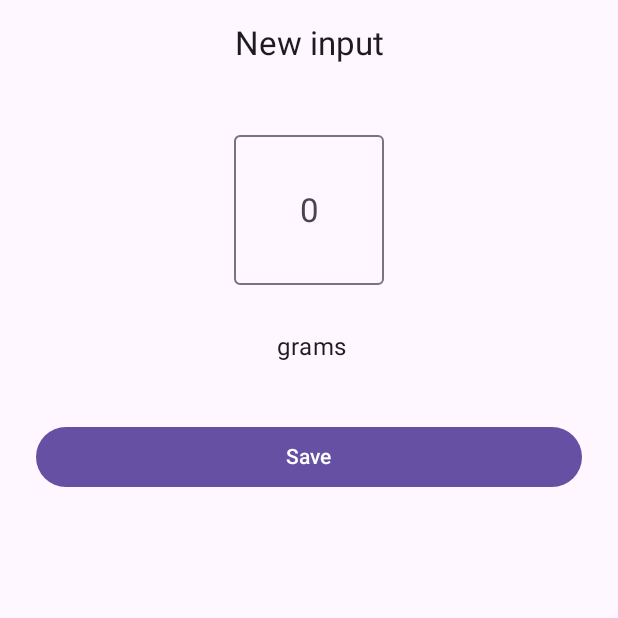
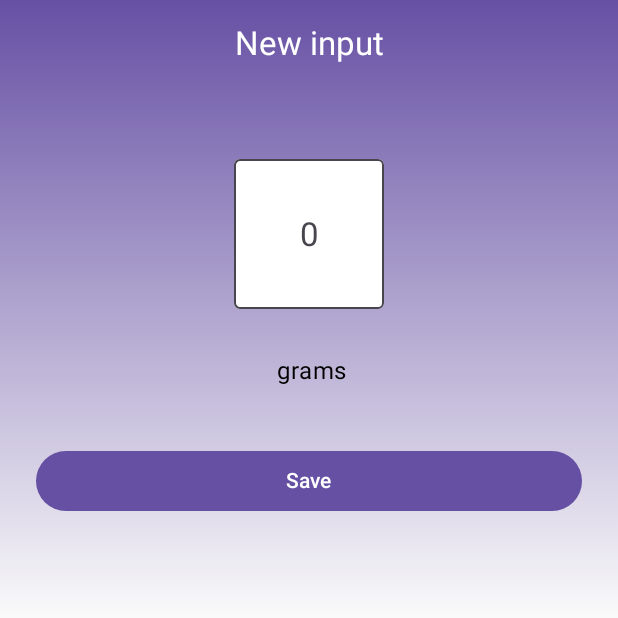
Before and after one commit to stacyjacks/ProCo, an Android app built with Jetpack Compose: the screen it shows after launch (MainActivity), after a tap on "New input", on a phone screen of 412 x 824 dp, the top half of it. Run offline under Robolectric (Android 15) with nearby library versions, the phone set to English and light mode, and no system bars; our stand-ins replace Dagger/Hilt's generated code, Room's generated code; 7 statements that could not run were skipped.

Commit message:
App appearance improvements.

```diff
--- a/app/src/main/java/kurmakaeva/anastasia/proco/MainActivity.kt
+++ b/app/src/main/java/kurmakaeva/anastasia/proco/MainActivity.kt
@@ -3,14 +3,15 @@ package kurmakaeva.anastasia.proco
 import android.os.Bundle
 import androidx.activity.ComponentActivity
 import androidx.activity.compose.setContent
+import androidx.compose.foundation.background
+import androidx.compose.foundation.layout.Box
 import androidx.compose.foundation.layout.fillMaxSize
-import androidx.compose.material3.MaterialTheme
-import androidx.compose.material3.Surface
 import androidx.compose.ui.Modifier
 import androidx.navigation.compose.rememberNavController
 import dagger.hilt.android.AndroidEntryPoint
 import kurmakaeva.anastasia.ui.navigation.ProCoNavHost
 import kurmakaeva.anastasia.ui.theme.ProCoTheme
+import kurmakaeva.anastasia.ui.theme.themeGradient
 
 @AndroidEntryPoint
 class MainActivity : ComponentActivity() {
@@ -18,9 +19,10 @@ class MainActivity : ComponentActivity() {
         super.onCreate(savedInstanceState)
         setContent {
             ProCoTheme {
-                Surface(
-                    modifier = Modifier.fillMaxSize(),
-                    color = MaterialTheme.colorScheme.background
+                Box(
+                    modifier = Modifier
+                        .fillMaxSize()
+                        .background(themeGradient)
                 ) {
                     ProCoNavHost(navController = rememberNavController())
                 }
--- a/ui/src/main/java/kurmakaeva/anastasia/ui/AddScreen.kt
+++ b/ui/src/main/java/kurmakaeva/anastasia/ui/AddScreen.kt
@@ -1,5 +1,6 @@
 package kurmakaeva.anastasia.ui
 
+import androidx.compose.foundation.background
 import androidx.compose.foundation.layout.Column
 import androidx.compose.foundation.layout.fillMaxSize
 import androidx.compose.foundation.layout.fillMaxWidth
@@ -11,9 +12,11 @@ import androidx.compose.material3.Button
 import androidx.compose.material3.OutlinedTextField
 import androidx.compose.material3.Text
 import androidx.compose.material3.TextField
+import androidx.compose.material3.TextFieldDefaults
 import androidx.compose.runtime.Composable
 import androidx.compose.ui.Alignment
 import androidx.compose.ui.Modifier
+import androidx.compose.ui.graphics.Color
 import androidx.compose.ui.res.stringResource
 import androidx.compose.ui.text.input.KeyboardCapitalization
 import androidx.compose.ui.text.input.KeyboardType
@@ -110,20 +113,25 @@ fun AddGramsContainer(
             modifier = Modifier
                 .padding(top = 32.dp, bottom = 16.dp)
                 .width(100.dp)
-                .height(100.dp),
+                .height(100.dp)
+                .background(Color.Transparent),
             placeholder = {
                 Text(
                     text = "0",
                     modifier = Modifier
                         .fillMaxWidth()
                         .align(Alignment.CenterHorizontally),
-                    style = Typography.titleLarge
+                    style = Typography.titleMedium
                 )
             },
             singleLine = true,
             textStyle = Typography.titleLarge,
             keyboardOptions = KeyboardOptions.Default.copy(
                 keyboardType = KeyboardType.Number
+            ),
+            colors = TextFieldDefaults.colors(
+                focusedContainerColor = Color.White,
+                unfocusedContainerColor = Color.White
             )
         )
 
@@ -156,6 +164,10 @@ fun AddNameContainer(
         textStyle = Typography.bodyLarge,
         keyboardOptions = KeyboardOptions.Default.copy(
             capitalization = KeyboardCapitalization.Sentences
+        ),
+        colors = TextFieldDefaults.colors(
+            focusedContainerColor = Color.Transparent,
+            unfocusedContainerColor = Color.Transparent,
         )
     )
 }
--- a/ui/src/main/java/kurmakaeva/anastasia/ui/DashboardScreen.kt
+++ b/ui/src/main/java/kurmakaeva/anastasia/ui/DashboardScreen.kt
@@ -3,7 +3,6 @@ package kurmakaeva.anastasia.ui
 import androidx.compose.foundation.ExperimentalFoundationApi
 import androidx.compose.foundation.clickable
 import androidx.compose.foundation.combinedClickable
-import androidx.compose.foundation.interaction.MutableInteractionSource
 import androidx.compose.foundation.layout.Column
 import androidx.compose.foundation.layout.padding
 import androidx.compose.foundation.lazy.grid.GridCells
@@ -69,7 +68,10 @@ fun DashboardScreen(
                     ),
                     onClick = { onClickProgress() }
                 )
-                LazyVerticalGrid(columns = GridCells.Fixed(4)) {
+                LazyVerticalGrid(
+                    columns = GridCells.Fixed(4),
+                    modifier = Modifier.padding(vertical = 16.dp)
+                ) {
                     items(viewModel.input.size) { index ->
                         Text(
                             text = viewModel.input[index].input.toString(),
--- a/ui/src/main/java/kurmakaeva/anastasia/ui/SavedItemsScreen.kt
+++ b/ui/src/main/java/kurmakaeva/anastasia/ui/SavedItemsScreen.kt
@@ -14,11 +14,11 @@ import androidx.compose.foundation.lazy.rememberLazyListState
 import androidx.compose.material.icons.Icons
 import androidx.compose.material.icons.filled.Add
 import androidx.compose.material3.Icon
-import androidx.compose.material3.MaterialTheme
 import androidx.compose.material3.Scaffold
 import androidx.compose.material3.Text
 import androidx.compose.runtime.Composable
 import androidx.compose.ui.Modifier
+import androidx.compose.ui.graphics.Color
 import androidx.compose.ui.res.stringResource
 import androidx.compose.ui.unit.dp
 import androidx.hilt.navigation.compose.hiltViewModel
@@ -84,7 +84,6 @@ fun SavedList(list: List<SavedEntity>, viewModel: SavedItemsViewModel, paddingVa
             ) {
                 Column(modifier = Modifier
                     .fillMaxWidth()
-                    .background(MaterialTheme.colorScheme.background)
                     .padding(24.dp)
                 ) {
                     Row(
@@ -105,6 +104,7 @@ fun SavedList(list: List<SavedEntity>, viewModel: SavedItemsViewModel, paddingVa
                             imageVector = Icons.Default.Add,
                             contentDescription = stringResource(id = R.string.add),
                             modifier = Modifier
+                                .background(Color.Transparent)
                                 .padding(4.dp)
                                 .clickable { viewModel.addSavedItemToInput(index) }
                         )
--- a/ui/src/main/java/kurmakaeva/anastasia/ui/components/ProgressBar.kt
+++ b/ui/src/main/java/kurmakaeva/anastasia/ui/components/ProgressBar.kt
@@ -1,5 +1,6 @@
 package kurmakaeva.anastasia.ui.components
 
+import androidx.compose.foundation.background
 import androidx.compose.foundation.clickable
 import androidx.compose.foundation.layout.Arrangement
 import androidx.compose.foundation.layout.Box
@@ -10,6 +11,7 @@ import androidx.compose.foundation.layout.fillMaxWidth
 import androidx.compose.foundation.layout.height
 import androidx.compose.foundation.layout.padding
 import androidx.compose.foundation.layout.width
+import androidx.compose.foundation.shape.RoundedCornerShape
 import androidx.compose.material3.LinearProgressIndicator
 import androidx.compose.material3.MaterialTheme
 import androidx.compose.material3.Text
@@ -31,7 +33,9 @@ fun ProgressBar(
 ) {
     BoxWithConstraints(
         modifier = Modifier
+            .padding(16.dp)
             .fillMaxWidth()
+            .background(shape = RoundedCornerShape(24.dp), color = Color.White)
             .clickable { onClick() },
         contentAlignment = Alignment.Center
     ) {
@@ -61,7 +65,7 @@ fun ProgressBar(
                             (this@BoxWithConstraints.maxWidth - 90.dp) * (current.div(goal))
                         ),
                         textAlign = TextAlign.End,
-                        color = MaterialTheme.colorScheme.background
+                        color = Color.White
                     )
                 }
                 Text(text = goal.toInt().toString())
--- a/ui/src/main/java/kurmakaeva/anastasia/ui/components/SwipeDeleteBackground.kt
+++ b/ui/src/main/java/kurmakaeva/anastasia/ui/components/SwipeDeleteBackground.kt
@@ -1,5 +1,8 @@
 package kurmakaeva.anastasia.ui.components
 
+import androidx.compose.animation.AnimatedVisibility
+import androidx.compose.animation.fadeIn
+import androidx.compose.animation.fadeOut
 import androidx.compose.foundation.background
 import androidx.compose.foundation.layout.Box
 import androidx.compose.foundation.layout.fillMaxSize
@@ -29,10 +32,16 @@ fun SwipeDeleteBackground(swipeDismissState: SwipeToDismissBoxState) {
         .padding(vertical = 16.dp, horizontal = 28.dp),
         contentAlignment = Alignment.CenterEnd
     ) {
-        Icon(
-            imageVector = Icons.Default.Delete,
-            contentDescription = "Delete",
-            tint = Color.White
-        )
+        AnimatedVisibility(
+            visible = swipeDismissState.dismissDirection == SwipeToDismissBoxValue.EndToStart,
+            enter = fadeIn(),
+            exit = fadeOut()
+        ) {
+            Icon(
+                imageVector = Icons.Default.Delete,
+                contentDescription = "Delete",
+                tint = Color.White
+            )
+        }
     }
 }
--- a/ui/src/main/java/kurmakaeva/anastasia/ui/components/TopBarTitle.kt
+++ b/ui/src/main/java/kurmakaeva/anastasia/ui/components/TopBarTitle.kt
@@ -17,7 +17,7 @@ fun TopBarTitle(screen: ScreenType) {
         text = stringResource(id = screen.title),
         modifier = Modifier
             .fillMaxWidth()
-            .padding(vertical = 16.dp),
+            .padding(top = 16.dp, bottom = 32.dp),
         textAlign = TextAlign.Center,
         style = Typography.titleLarge
     )
--- a/ui/src/main/java/kurmakaeva/anastasia/ui/theme/Theme.kt
+++ b/ui/src/main/java/kurmakaeva/anastasia/ui/theme/Theme.kt
@@ -10,6 +10,7 @@ import androidx.compose.material3.dynamicLightColorScheme
 import androidx.compose.material3.lightColorScheme
 import androidx.compose.runtime.Composable
 import androidx.compose.runtime.SideEffect
+import androidx.compose.ui.graphics.Color
 import androidx.compose.ui.graphics.toArgb
 import androidx.compose.ui.platform.LocalContext
 import androidx.compose.ui.platform.LocalView
@@ -24,7 +25,8 @@ private val DarkColorScheme = darkColorScheme(
 private val LightColorScheme = lightColorScheme(
     primary = Purple40,
     secondary = PurpleGrey40,
-    tertiary = Pink40
+    tertiary = Pink40,
+    background = Color.Transparent
 
     /* Other default colors to override
     background = Color(0xFFFFFBFE),
--- /dev/null
+++ b/ui/src/main/java/kurmakaeva/anastasia/ui/theme/ThemeGradient.kt
@@ -0,0 +1,11 @@
+package kurmakaeva.anastasia.ui.theme
+
+import androidx.compose.ui.geometry.Offset
+import androidx.compose.ui.graphics.Brush
+import androidx.compose.ui.graphics.Color
+
+val themeGradient = Brush.linearGradient(
+    colors = listOf(Purple40, Color.Transparent, Color.Transparent),
+    start = Offset.Zero,
+    end = Offset(0f, Float.POSITIVE_INFINITY)
+)
--- a/ui/src/main/java/kurmakaeva/anastasia/ui/theme/Type.kt
+++ b/ui/src/main/java/kurmakaeva/anastasia/ui/theme/Type.kt
@@ -1,6 +1,7 @@
 package kurmakaeva.anastasia.ui.theme
 
 import androidx.compose.material3.Typography
+import androidx.compose.ui.graphics.Color
 import androidx.compose.ui.text.TextStyle
 import androidx.compose.ui.text.font.FontFamily
 import androidx.compose.ui.text.font.FontWeight
@@ -28,7 +29,16 @@ val Typography = Typography(
         fontSize = 22.sp,
         lineHeight = 28.sp,
         letterSpacing = 0.sp,
-        textAlign = TextAlign.Center
+        textAlign = TextAlign.Center,
+        color = Color.White
+    ),
+    titleMedium = TextStyle(
+        fontFamily = FontFamily.Default,
+        fontWeight = FontWeight.Normal,
+        fontSize = 22.sp,
+        lineHeight = 28.sp,
+        letterSpacing = 0.sp,
+        textAlign = TextAlign.Center,
     ),
     labelSmall = TextStyle(
         fontFamily = FontFamily.Default,
```
Also changed, not shown: 1 other file.
